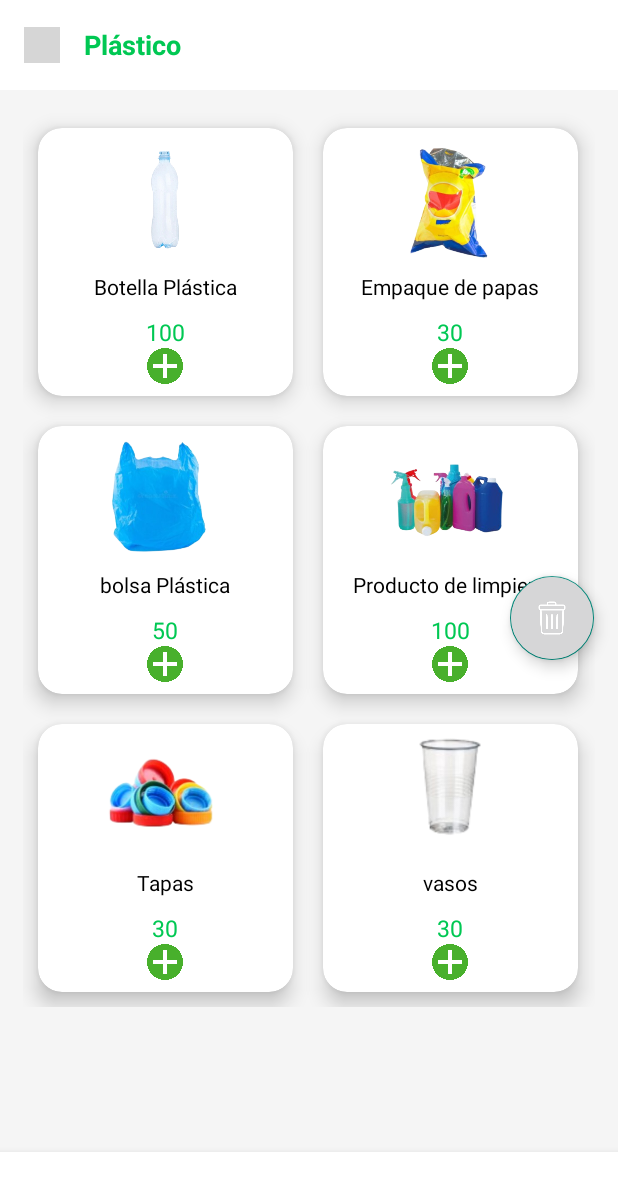
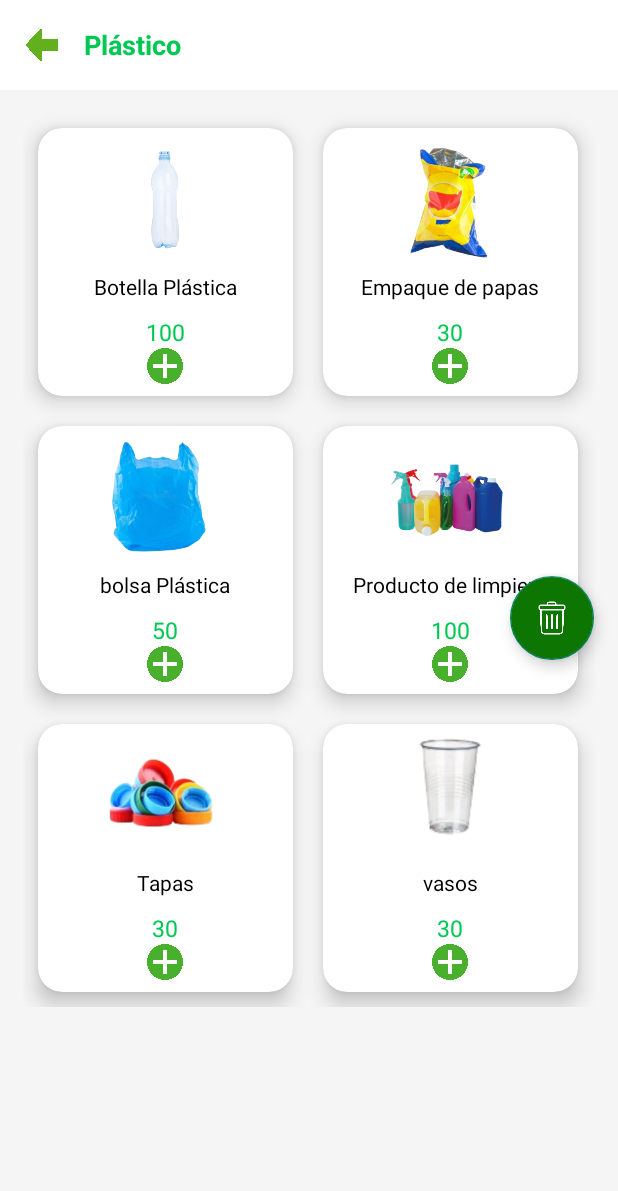
Before and after one commit to jaramilloAngie/EcoTrack, an Android app built with Jetpack Compose: the layout plastico_activity.xml on its own in the app's theme, with its tools: preview values and no code run, on a phone screen of 412 x 824 dp. Shown: the top 1191 px of the screen. Run offline under Robolectric (Android 15) with nearby library versions, the phone set to English and light mode, and no system bars; grey boxes are pictures that could not be loaded.

Commit message:
Update plastico_activity.xml

```diff
--- a/app/src/main/res/layout/plastico_activity.xml
+++ b/app/src/main/res/layout/plastico_activity.xml
@@ -25,7 +25,7 @@
             android:id="@+id/backButton"
             android:layout_width="24dp"
             android:layout_height="24dp"
-            android:src="@drawable/ic_back"
+            android:src="@drawable/ic_arrow_back"
             android:contentDescription="Back" />
 
         <TextView
@@ -43,7 +43,7 @@
     <!-- ScrollView with Products -->
     <ScrollView
         android:layout_below="@id/topBar"
-        android:layout_above="@id/bottomNavigationView"
+        android:layout_above="@id/bottomNavContainer"
         android:layout_width="match_parent"
         android:layout_height="match_parent">
 
@@ -105,7 +105,7 @@
                         android:layout_width="24dp"
                         android:layout_height="24dp"
                         android:scaleType="fitCenter"
-                        android:backgroundTint="@color/green"
+                        android:backgroundTint="@color/green_button"
                         android:background="?attr/selectableItemBackgroundBorderless"
                         android:src="@drawable/ic_add"
                         android:contentDescription="Agregar"/>
@@ -160,7 +160,7 @@
                         android:layout_width="24dp"
                         android:layout_height="24dp"
                         android:scaleType="fitCenter"
-                        android:backgroundTint="@color/green"
+                        android:backgroundTint="@color/green_button"
                         android:background="?attr/selectableItemBackgroundBorderless"
                         android:src="@drawable/ic_add"
                         android:contentDescription="Agregar"/>
@@ -214,7 +214,7 @@
                         android:layout_width="24dp"
                         android:layout_height="24dp"
                         android:scaleType="fitCenter"
-                        android:backgroundTint="@color/green"
+                        android:backgroundTint="@color/green_button"
                         android:background="?attr/selectableItemBackgroundBorderless"
                         android:src="@drawable/ic_add"
                         android:contentDescription="Agregar"/>
@@ -268,7 +268,7 @@
                         android:layout_width="24dp"
                         android:layout_height="24dp"
                         android:scaleType="fitCenter"
-                        android:backgroundTint="@color/green"
+                        android:backgroundTint="@color/green_button"
                         android:background="?attr/selectableItemBackgroundBorderless"
                         android:src="@drawable/ic_add"
                         android:contentDescription="Agregar"/>
@@ -322,7 +322,7 @@
                         android:layout_width="24dp"
                         android:layout_height="24dp"
                         android:scaleType="fitCenter"
-                        android:backgroundTint="@color/green"
+                        android:backgroundTint="@color/green_button"
                         android:background="?attr/selectableItemBackgroundBorderless"
                         android:src="@drawable/ic_add"
                         android:contentDescription="Agregar"/>
@@ -376,7 +376,7 @@
                         android:layout_width="24dp"
                         android:layout_height="24dp"
                         android:scaleType="fitCenter"
-                        android:backgroundTint="@color/green"
+                        android:backgroundTint="@color/green_button"
                         android:background="?attr/selectableItemBackgroundBorderless"
                         android:src="@drawable/ic_add"
                         android:contentDescription="Agregar"/>
@@ -388,18 +388,11 @@
         </GridLayout>
     </ScrollView>
 
-
-    <com.google.android.material.bottomnavigation.BottomNavigationView
-        android:id="@+id/bottomNavigationView"
+    <FrameLayout
+        android:id="@+id/bottomNavContainer"
         android:layout_width="match_parent"
-        android:layout_height="wrap_content"
-        android:layout_gravity="bottom"
-        android:layout_alignParentBottom="true"
-        android:background="@color/white"
-        app:menu="@menu/bottom_nav_menu"
-        app:labelVisibilityMode="labeled"
-        tools:ignore="MissingClass" />
-
+        android:layout_height="60dp"
+        android:layout_alignParentBottom="true" />
 
     <com.google.android.material.floatingactionbutton.FloatingActionButton
         android:id="@+id/fab_papelera"
@@ -411,7 +404,7 @@
         android:layout_centerVertical="true"
         app:srcCompat="@drawable/ic_papelera"
         android:contentDescription="Eliminar"
-        android:backgroundTint="@color/green_primary"
+        android:backgroundTint="@color/green_button"
         app:tint="@android:color/white" />
 
 </RelativeLayout>
```
